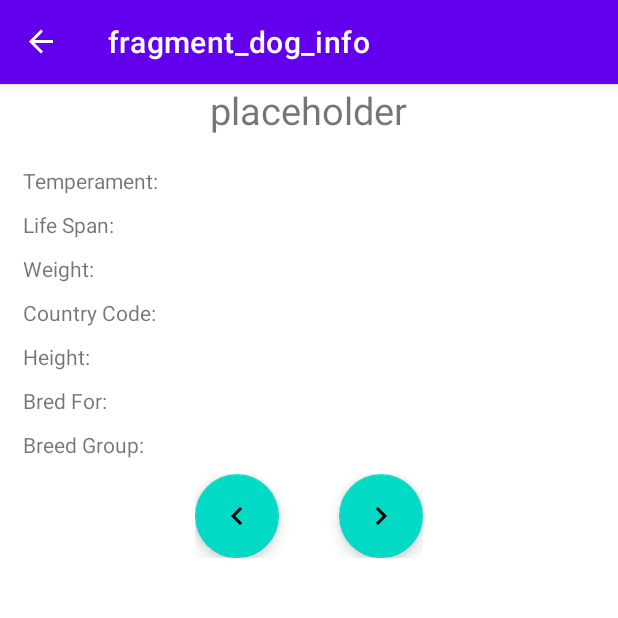
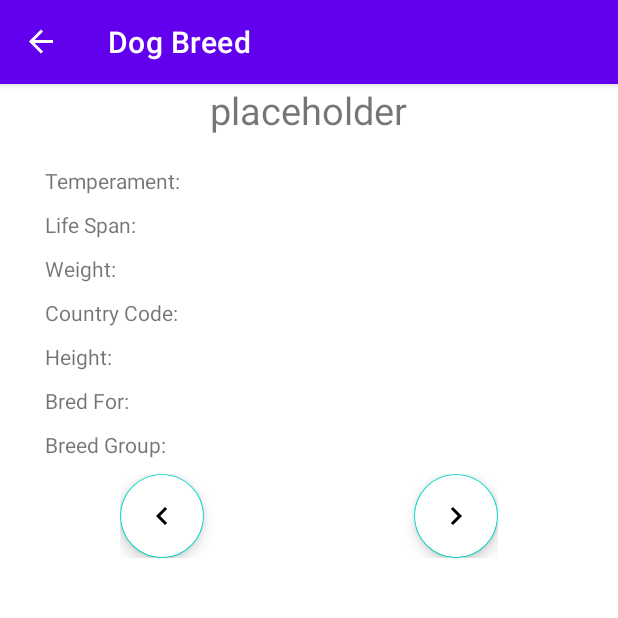
Before and after one commit to samyups1111/Dog_Database_app, an Android app: the DogInfoFragment screen opened through its navigation route, on a phone screen of 412 x 824 dp, the top half of it. Run offline under Robolectric (Android 15) with nearby library versions, the phone set to English and light mode, and no system bars; our stand-ins replace Picasso, data binding, navigation-ui; network calls fail; pictures from the network do not load; 1 statement that could not run was skipped.

Commit message:
Added pic

```diff
--- a/app/src/main/java/sam/samyups/ui/DogInfoFragment.kt
+++ b/app/src/main/java/sam/samyups/ui/DogInfoFragment.kt
@@ -5,6 +5,7 @@ import androidx.fragment.app.Fragment
 import android.view.LayoutInflater
 import android.view.View
 import android.view.ViewGroup
+import androidx.appcompat.app.AppCompatActivity
 import androidx.fragment.app.activityViewModels
 import androidx.lifecycle.Observer
 import androidx.recyclerview.widget.LinearLayoutManager
@@ -28,6 +29,7 @@ class DogInfoFragment : Fragment() {
                               savedInstanceState: Bundle?): View? {
         val fragmentBinding = FragmentDogInfoBinding.inflate(inflater, container, false)
         binding = fragmentBinding
+        (activity as AppCompatActivity).supportActionBar?.title = "Dog Breed"
         return fragmentBinding.root
     }
 
--- a/app/src/main/res/layout/fragment_dog_info.xml
+++ b/app/src/main/res/layout/fragment_dog_info.xml
@@ -45,7 +45,8 @@
 
         <androidx.recyclerview.widget.RecyclerView
             android:id="@+id/dog_info_recycler"
-            android:layout_marginLeft="15dp"
+            android:layout_marginStart="30dp"
+            android:layout_marginEnd="30dp"
             android:layout_width="wrap_content"
             android:layout_height="wrap_content"/>
 
@@ -58,16 +59,17 @@
             <com.google.android.material.floatingactionbutton.FloatingActionButton
                 android:id="@+id/previous_button"
                 android:src="@drawable/ic_left"
+                android:backgroundTint="@color/white"
                 android:layout_width="wrap_content"
                 android:layout_height="wrap_content"
-                android:layout_marginRight="20dp"
+                android:layout_marginRight="70dp"
                 android:contentDescription="Previous Dog" />
 
             <com.google.android.material.floatingactionbutton.FloatingActionButton
                 android:id="@+id/next_button"
                 android:src="@drawable/ic_right"
-
-                android:layout_marginLeft="20dp"
+                android:backgroundTint="@color/white"
+                android:layout_marginLeft="70dp"
                 android:layout_width="wrap_content"
                 android:layout_height="wrap_content"
                 android:contentDescription="Next Dog" />
```
Also changed, not shown: app/src/main/res/mipmap-hdpi/main.png (deleted), app/src/main/res/mipmap-hdpi/main_dog.png (added).
